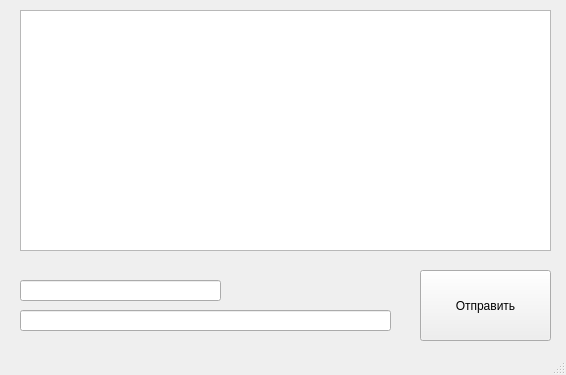
Before: the Qt Designer form Client_QT.ui in nikita20002000/QT_Client_For_messenger, drawn with Qt 5.
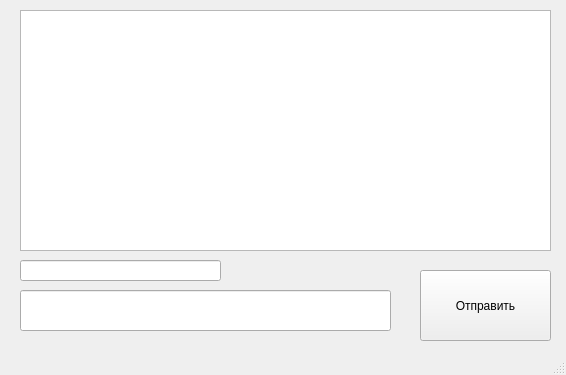
After: the same form once the commit is applied.

What changed in the file:
```diff
--- a/Client_QT.ui
+++ b/Client_QT.ui
@@ -31,7 +31,7 @@
     <property name="geometry">
      <rect>
       <x>20</x>
-      <y>280</y>
+      <y>260</y>
       <width>201</width>
       <height>21</height>
      </rect>
@@ -41,9 +41,9 @@
     <property name="geometry">
      <rect>
       <x>20</x>
-      <y>310</y>
+      <y>290</y>
       <width>371</width>
-      <height>21</height>
+      <height>41</height>
      </rect>
     </property>
    </widget>
```
Left out of the diff: 6 changed lines with no effect on the pictures.
